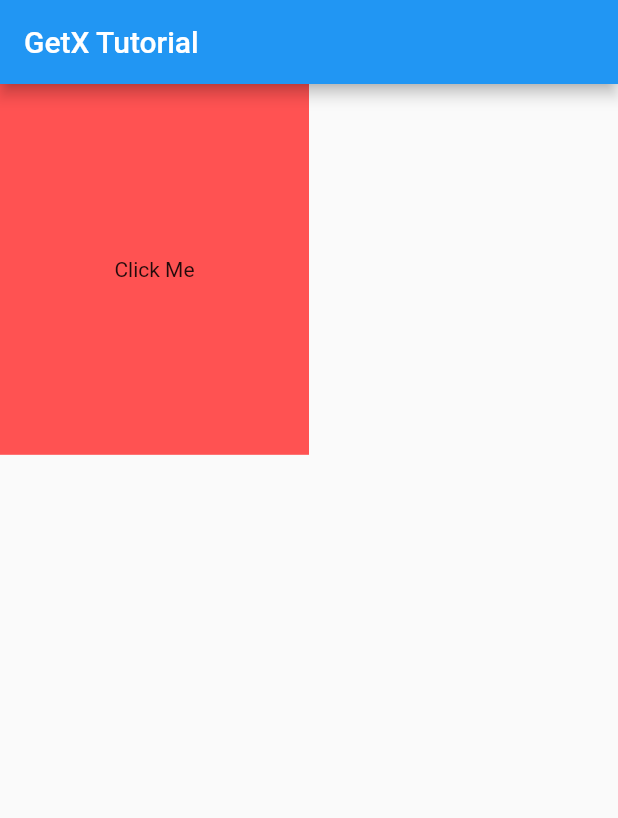
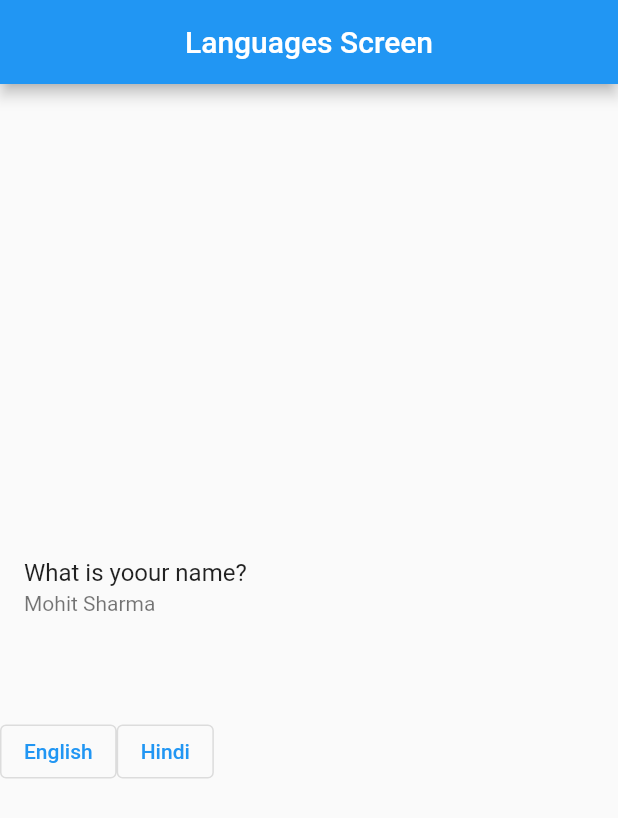
Before and after one commit to mohit-52/GetX-State-Management, a Flutter app: the screen it shows after launch, on a phone screen of 412 x 824 dp. Shown: the top 818 px of the screen. Run offline on Flutter 3.47's test engine with Material 2 defaults, Android fonts, the phone set to English and light mode, and no system bars; our stand-ins replace get, shared_preferences.

Commit message:
GetX Localisation Language Changing

```diff
--- /dev/null
+++ b/lib/languages.dart
@@ -0,0 +1,19 @@
+
+import 'package:get/get_navigation/src/root/internacionalization.dart';
+import 'package:shared_preferences/shared_preferences.dart';
+
+class Languages extends Translations{
+
+
+  @override
+  Map<String, Map<String, String>> get keys => {
+    'en_US' : {
+      'message' : 'What is yoour name?',
+      'name' : 'Mohit Sharma'
+    },
+  'hn_IN' : {
+  'message' : 'आपका क्या नाम है?',
+  'name' : 'मोहित शर्मा'
+  }
+  };
+}
--- /dev/null
+++ b/lib/languages_screen.dart
@@ -0,0 +1,59 @@
+import 'package:flutter/material.dart';
+import 'package:get/get.dart';
+import 'package:shared_preferences/shared_preferences.dart';
+
+class LanguagesScreen extends StatefulWidget {
+  const LanguagesScreen({Key? key}) : super(key: key);
+
+  @override
+  State<LanguagesScreen> createState() => _LanguagesScreenState();
+}
+
+class _LanguagesScreenState extends State<LanguagesScreen> {
+  @override
+  Widget build(BuildContext context) {
+    return Scaffold(
+      appBar: AppBar(
+        title: Text("Languages Screen"),
+        centerTitle: true,
+      ),
+      body: Column(
+        mainAxisAlignment: MainAxisAlignment.center,
+        crossAxisAlignment: CrossAxisAlignment.center,
+        children: [
+          ListTile(
+            title: Text('message'.tr),
+            subtitle: Text('name'.tr),
+          ),
+          SizedBox(
+            height: 50,
+          ),
+          Row(
+            children: [
+              OutlinedButton(
+                  onPressed: () async {
+                    Get.updateLocale(Locale('en', 'US'));
+                    var sp =  await SharedPreferences.getInstance();
+                    sp.setString('language', 'en');
+                    sp.setString('country', 'US');
+                  },
+                  child: Center(
+                    child: Text("English"),
+                  )),
+              OutlinedButton(
+                  onPressed: () async {
+                    var sp =  await SharedPreferences.getInstance();
+                    sp.setString('language', 'hn');
+                    sp.setString('country', 'IN');
+                    Get.updateLocale(Locale('hn', 'IN'));
+                  },
+                  child: Center(
+                    child: Text("Hindi"),
+                  )),
+            ],
+          )
+        ],
+      ),
+    );
+  }
+}
--- a/lib/main.dart
+++ b/lib/main.dart
@@ -1,16 +1,21 @@
 import 'package:flutter/material.dart';
 import 'package:get/get.dart';
+import 'package:learning_getx/languages.dart';
+import 'package:learning_getx/languages_screen.dart';
 import 'package:learning_getx/screen_one.dart';
 import 'package:learning_getx/screen_two.dart';
-import 'get_height.dart';
+import 'package:shared_preferences/shared_preferences.dart';
 import 'home_screen.dart';
 
-void main() {
+void main()  {
   runApp(const MyApp());
 }
 
+
+
 class MyApp extends StatelessWidget {
   const MyApp({super.key});
+
 
   // This widget is the root of your application.
   @override
@@ -18,12 +23,17 @@ class MyApp extends StatelessWidget {
     return GetMaterialApp(
       title: 'Flutter Demo',
       themeMode: ThemeMode.system,
+      translations: Languages(),
+      locale: Locale('en', 'US'),
+      fallbackLocale: Locale('en', 'US'),
+      // locale: Locale(getLanguage().toString(), getCountry().toString() ),
+      // fallbackLocale: Locale(getLanguage().toString(), getCountry().toString() ),
       theme: ThemeData(
         primarySwatch: Colors.blue,
         // colorScheme: ColorScheme.fromSeed(seedColor: Colors.purple),
         // useMaterial3: false,
       ),
-      home:  GetHeight(),
+      home:  LanguagesScreen(),
       getPages: [
         GetPage(name: '/', page: ()=> HomeScreen()),
         GetPage(name: '/screen1', page: ()=> ScreenOne()),
@@ -32,3 +42,14 @@ class MyApp extends StatelessWidget {
     );
   }
 }
+
+// Future<String?> getLanguage() async {
+//   SharedPreferences prefs = await SharedPreferences.getInstance();
+//   // Save the language
+//   return prefs.getString('language') as String;
+// }
+// Future<String?> getCountry() async {
+//   SharedPreferences prefs = await SharedPreferences.getInstance();
+//   // Save the language
+//   return prefs.getString('country') as String;
+// }
--- a/pubspec.yaml
+++ b/pubspec.yaml
@@ -36,6 +36,7 @@ dependencies:
   # Use with the CupertinoIcons class for iOS style icons.
   cupertino_icons: ^1.0.2
   get: ^4.6.5
+  shared_preferences: ^2.2.0
 
 dev_dependencies:
   flutter_test:
```
Also changed, not shown: pubspec.lock.
